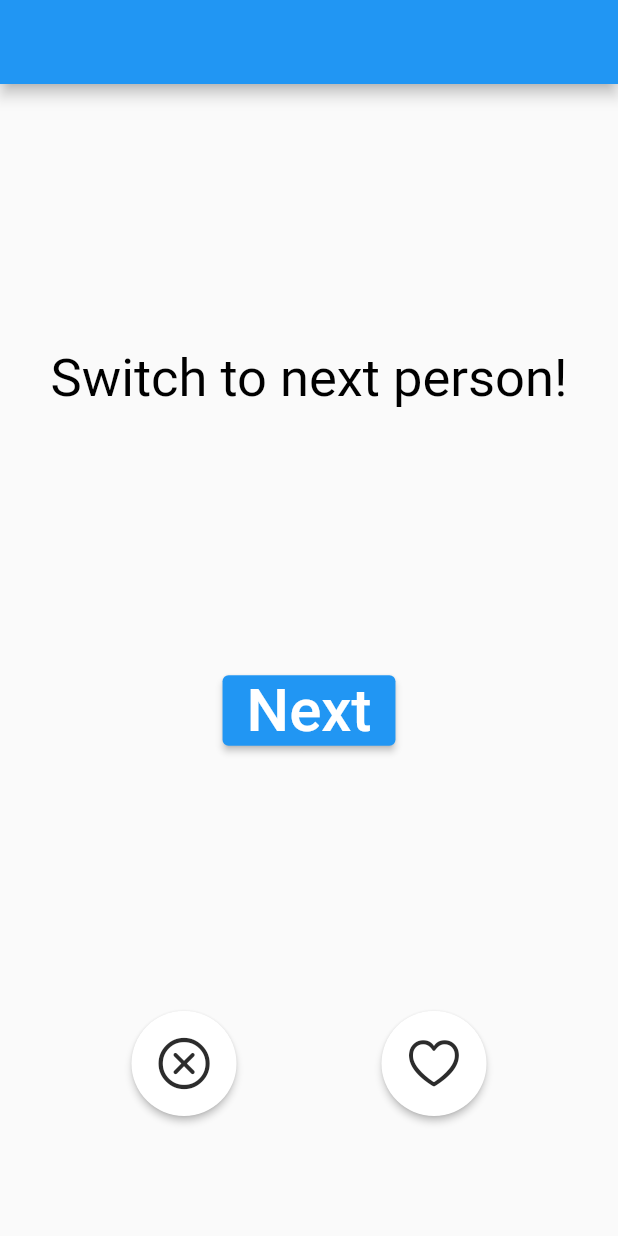
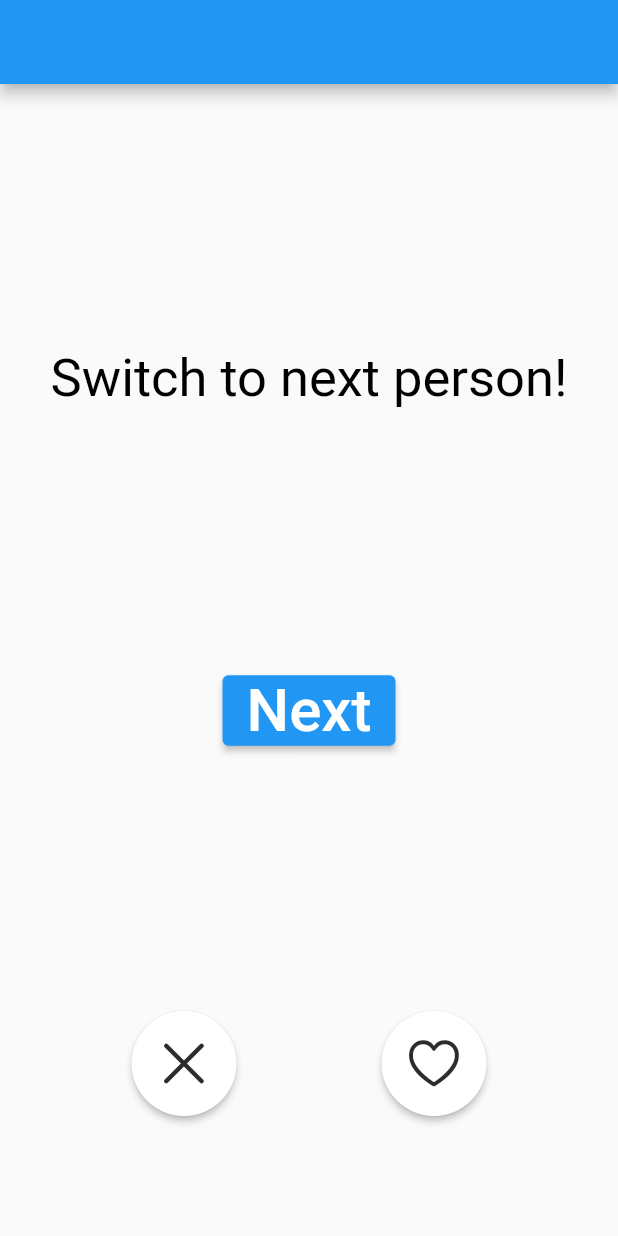
Before and after one commit to MatthewSzurkowski/TasteTwin, a Flutter app: the NextPersonPage screen opened directly with empty values, on a phone screen of 412 x 824 dp. Run offline on Flutter 3.47's test engine with Material 2 defaults, Android fonts, the phone set to English and light mode, and no system bars; our stand-ins replace custom_radio_grouped_button, flutter_riverpod, swipe_cards; missing offline and left inert: dart:ffi; network calls fail.

Commit message:
Icon Changes

```diff
--- a/taste_twin/lib/pages/matchpage.dart
+++ b/taste_twin/lib/pages/matchpage.dart
@@ -264,7 +264,7 @@ class _MatchPage extends State<MatchPage> {
                         fillColor: Colors.white,
                         padding: const EdgeInsets.all(15.0),
                         shape: const CircleBorder(),
-                        child: const Icon(CupertinoIcons.clear_circled,
+                        child: const Icon(CupertinoIcons.clear,
                             size: 40, color: Color.fromARGB(255, 132, 18, 18)),
                       ),
                       RawMaterialButton(
@@ -275,7 +275,7 @@ class _MatchPage extends State<MatchPage> {
                         fillColor: Colors.white,
                         padding: const EdgeInsets.all(15.0),
                         shape: const CircleBorder(),
-                        child: const Icon(CupertinoIcons.star_fill,
+                        child: const Icon(CupertinoIcons.star,
                             size: 40, color: Colors.blue),
                       ),
                       RawMaterialButton(
--- a/taste_twin/lib/pages/nextPerson.dart
+++ b/taste_twin/lib/pages/nextPerson.dart
@@ -79,7 +79,7 @@ class _NextPersonPage extends State<NextPersonPage> {
                   fillColor: Colors.white,
                   padding: const EdgeInsets.all(15.0),
                   shape: const CircleBorder(),
-                  child: const Icon(CupertinoIcons.clear_circled,
+                  child: const Icon(CupertinoIcons.clear,
                       size: 40, color: Color.fromARGB(255, 44, 44, 44)),
                 ),
                 RawMaterialButton(
```
